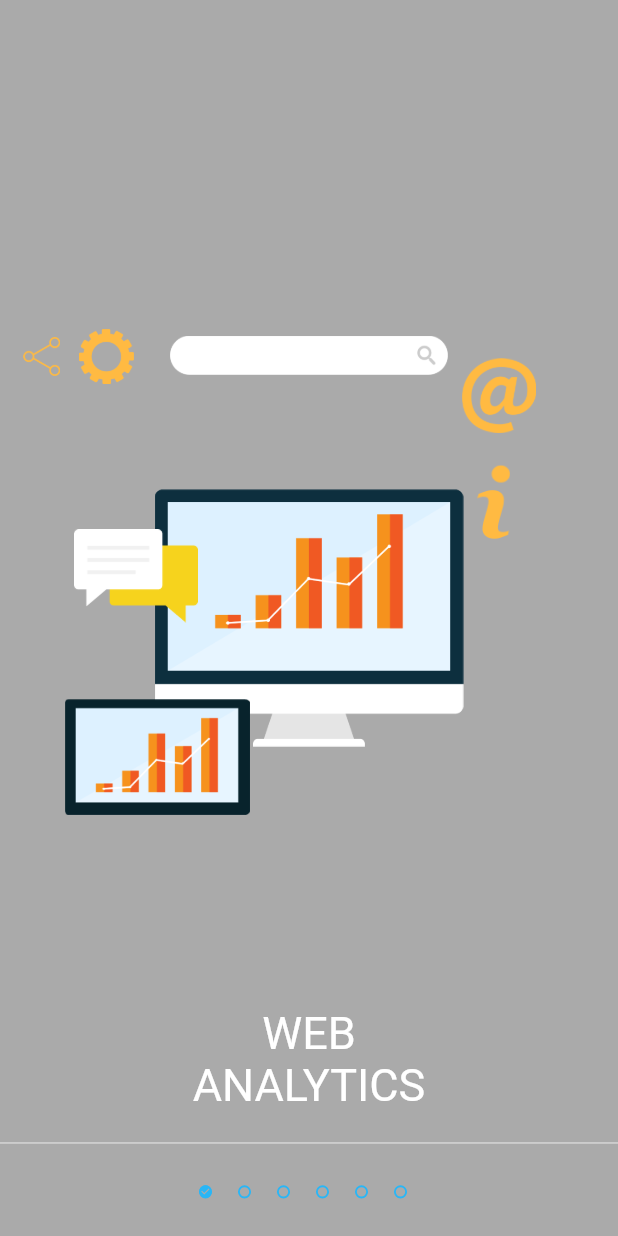
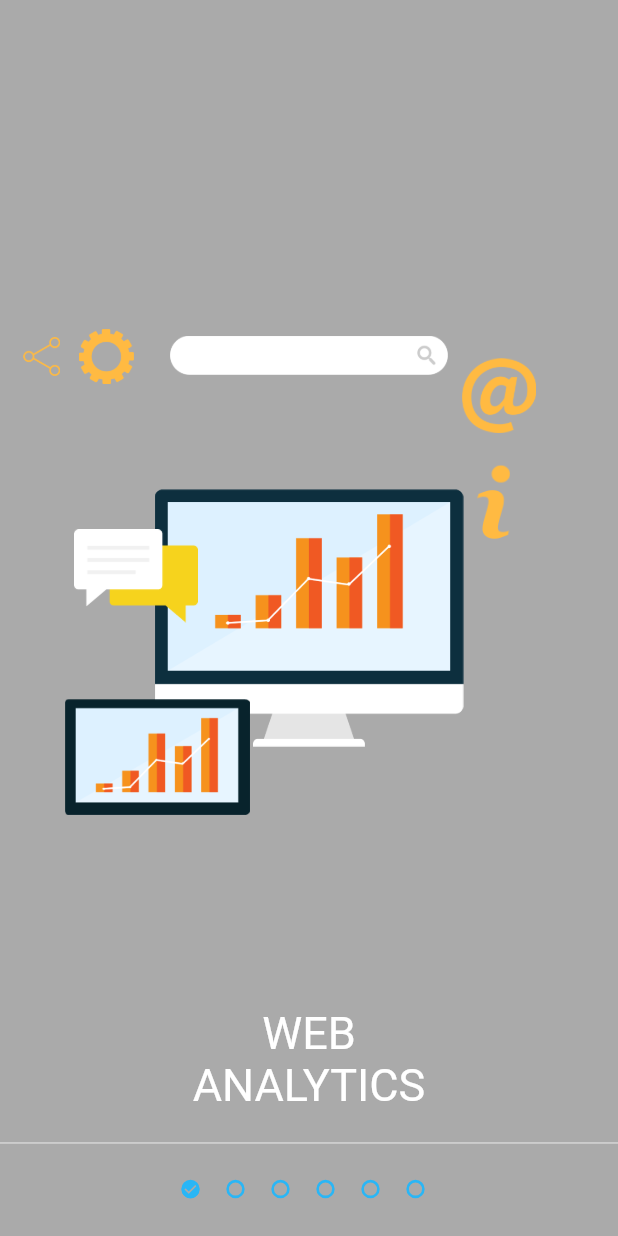
Before and after one commit to Cleveroad/flutter_sliding_tutorial, a Flutter app: the screen it shows after launch, on a phone screen of 412 x 824 dp. Run offline on Flutter 3.47's test engine with Material 2 defaults, Android fonts, the phone set to English and light mode, and no system bars; our stand-ins replace flutter_svg.

Commit message:
Fixed sliding indicator oversize when using icons.

```diff
--- a/example/lib/main.dart
+++ b/example/lib/main.dart
@@ -57,14 +57,14 @@ class _ExamplePageState extends State<ExamplePage> {
               notifier: notifier,
               activeIndicator: Icon(
                 Icons.check_circle,
-                size: 10,
                 color: Color(0xFF29B6F6),
               ),
               inActiveIndicator: SvgPicture.asset(
                 "assets/hollow_circle.svg",
               ),
               margin: 8,
-              sizeIndicator: 10,
+              inactiveIndicatorSize: 14,
+              activeIndicatorSize: 14,
             ),
           )
         ],
--- a/example/pubspec.yaml
+++ b/example/pubspec.yaml
@@ -10,7 +10,7 @@ dependencies:
     sdk: flutter
 
   cupertino_icons: ^1.0.2
-  flutter_svg: ^0.21.0-nullsafety.0
+  flutter_svg: ^0.22.0
   flutter_sliding_tutorial:
     path: ../
 
--- a/lib/src/sliding_indicator.dart
+++ b/lib/src/sliding_indicator.dart
@@ -1,5 +1,6 @@
 import 'dart:math' as math;
 
+import 'package:flutter/material.dart';
 import 'package:flutter/widgets.dart';
 import 'package:flutter_sliding_tutorial/flutter_sliding_tutorial.dart';
 
@@ -21,8 +22,9 @@ class SlidingIndicator extends StatelessWidget {
   final ValueNotifier<double> notifier;
   final Widget activeIndicator;
   final Widget inActiveIndicator;
+  final double activeIndicatorSize;
+  final double inactiveIndicatorSize;
   final int indicatorCount;
-  final double sizeIndicator;
   final double margin;
 
   const SlidingIndicator({
@@ -30,7 +32,8 @@ class SlidingIndicator extends StatelessWidget {
     required this.activeIndicator,
     required this.inActiveIndicator,
     required this.indicatorCount,
-    this.sizeIndicator = 10,
+    this.activeIndicatorSize = 10,
+    this.inactiveIndicatorSize = 10,
     this.margin = 8,
     Key? key,
   }) : super(key: key);
@@ -39,36 +42,54 @@ class SlidingIndicator extends StatelessWidget {
   Widget build(BuildContext context) {
     return Row(
       mainAxisAlignment: MainAxisAlignment.center,
-      children: <Widget>[
+      children: [
         Stack(
-          children: <Widget>[
+          alignment: Alignment.centerLeft,
+          children: [
             Row(
               mainAxisAlignment: MainAxisAlignment.center,
-              children: List<Widget>.generate(indicatorCount, (i) {
+              children: List<Widget>.generate(
+                indicatorCount,
+                (i) {
                   return Container(
                     margin: EdgeInsets.only(
-                        left: i == 0 ? 0 : margin, right: margin),
+                      left: i == 0 ? 0 : margin,
+                      right: margin,
+                    ),
                     child: Container(
-                        width: sizeIndicator,
-                        height: sizeIndicator,
-                        child: inActiveIndicator));
-              }),
+                      width: inactiveIndicatorSize,
+                      height: inactiveIndicatorSize,
+                      child: FittedBox(child: inActiveIndicator),
                     ),
-            AnimatedBuilder(
+                  );
+                },
+              ),
+            ),
+            Transform.translate(
+              offset: Offset(
+                inactiveIndicatorSize / 2 - activeIndicatorSize / 2,
+                0,
+              ),
+              child: AnimatedBuilder(
                 animation: notifier,
                 builder: (context, anim) {
                   var correctScroll = notifier.value;
                   return Transform.translate(
-                    offset:
-                        Offset((margin * 2 + sizeIndicator) * correctScroll, 0),
+                    offset: Offset(
+                      (margin * 2 + inactiveIndicatorSize) * correctScroll,
+                      0,
+                    ),
                     child: Transform.rotate(
                       angle: 2 * math.pi * correctScroll,
                       child: Container(
-                          width: sizeIndicator,
-                          height: sizeIndicator,
-                          child: activeIndicator),
-                    ));
+                        width: activeIndicatorSize,
+                        height: activeIndicatorSize,
+                        child: FittedBox(child: activeIndicator),
+                      ),
+                    ),
+                  );
                 },
+              ),
             ),
           ],
         )
--- a/pubspec.yaml
+++ b/pubspec.yaml
@@ -5,7 +5,7 @@ homepage: https://github.com/Cleveroad/flutter_sliding_tutorial
 
 environment:
   sdk: ">=2.12.0 <3.0.0"
-  flutter: ">=2.0.0"
+  flutter: ">=2.0.0 <3.0.0"
 
 dependencies:
   flutter:
```
Also changed, not shown: example/pubspec.lock (deleted), images/gif1.gif (deleted), images/header.png (deleted), pubspec.lock (deleted), 2 other files. Lines whose indentation alone changed are shown as unchanged.
